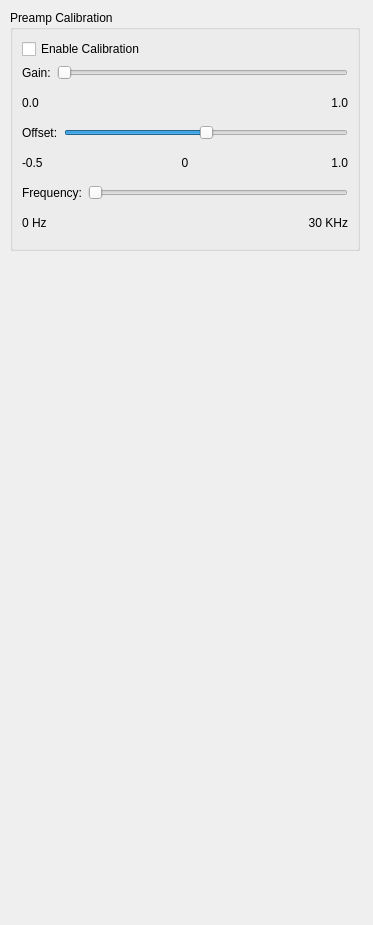
Old version of the form lux/panels/CalibrationPanel.ui in the repository broxtronix/Fiat-Lux.
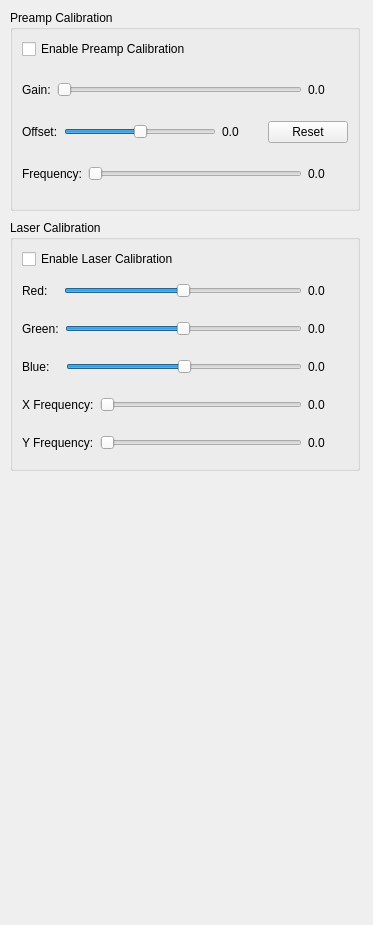
New version of the form.

Commit message: Added a second calibration mode that can be used for testing the brightness of each laser individually.

What changed in the file:
```diff
--- a/lux/panels/CalibrationPanel.ui
+++ b/lux/panels/CalibrationPanel.ui
@@ -37,7 +37,7 @@
      <x>10</x>
      <y>10</y>
      <width>350</width>
-     <height>241</height>
+     <height>201</height>
     </rect>
    </property>
    <property name="sizePolicy">
@@ -67,7 +67,7 @@
          </sizepolicy>
         </property>
         <property name="text">
-         <string>Enable Calibration</string>
+         <string>Enable Preamp Calibration</string>
         </property>
        </widget>
       </item>
@@ -89,27 +89,19 @@
         </property>
        </widget>
       </item>
-     </layout>
-    </item>
-    <item>
-     <layout class="QHBoxLayout" name="horizontalLayout_5">
       <item>
-       <widget class="QLabel" name="label_16">
+       <widget class="QLabel" name="preampCalibrationGainLabel">
+        <property name="minimumSize">
+         <size>
+          <width>40</width>
+          <height>0</height>
+         </size>
+        </property>
         <property name="text">
          <string>0.0</string>
         </property>
        </widget>
       </item>
-      <item>
-       <widget class="QLabel" name="label_17">
-        <property name="text">
-         <string>1.0</string>
-        </property>
-        <property name="alignment">
-         <set>Qt::AlignRight|Qt::AlignTrailing|Qt::AlignVCenter</set>
-        </property>
-       </widget>
-      </item>
      </layout>
     </item>
     <item>
@@ -134,34 +126,23 @@
         </property>
        </widget>
       </item>
-     </layout>
-    </item>
-    <item>
-     <layout class="QHBoxLayout" name="horizontalLayout">
       <item>
-       <widget class="QLabel" name="label_18">
-        <property name="text">
-         <string>-0.5</string>
+       <widget class="QLabel" name="preampCalibrationGainLabel_3">
+        <property name="minimumSize">
+         <size>
+          <width>40</width>
+          <height>0</height>
+         </size>
         </property>
-       </widget>
-      </item>
-      <item>
-       <widget class="QLabel" name="label_2">
         <property name="text">
-         <string>0</string>
+         <string>0.0</string>
         </property>
-        <property name="alignment">
-         <set>Qt::AlignCenter</set>
-        </property>
        </widget>
       </item>
       <item>
-       <widget class="QLabel" name="label">
+       <widget class="QPushButton" name="preampCalibrationOffsetReset">
         <property name="text">
-         <string>1.0</string>
-        </property>
-        <property name="alignment">
-         <set>Qt::AlignRight|Qt::AlignTrailing|Qt::AlignVCenter</set>
+         <string>Reset</string>
         </property>
        </widget>
       </item>
@@ -183,24 +164,236 @@
         </property>
        </widget>
       </item>
+      <item>
+       <widget class="QLabel" name="preampCalibrationFrequencyLabel">
+        <property name="minimumSize">
+         <size>
+          <width>40</width>
+          <height>0</height>
+         </size>
+        </property>
+        <property name="text">
+         <string>0.0</string>
+        </property>
+       </widget>
+      </item>
      </layout>
     </item>
+   </layout>
+  </widget>
+  <widget class="QGroupBox" name="blankingBox_2">
+   <property name="geometry">
+    <rect>
+     <x>10</x>
+     <y>220</y>
+     <width>350</width>
+     <height>251</height>
+    </rect>
+   </property>
+   <property name="sizePolicy">
+    <sizepolicy hsizetype="Preferred" vsizetype="Preferred">
+     <horstretch>0</horstretch>
+     <verstretch>0</verstretch>
+    </sizepolicy>
+   </property>
+   <property name="maximumSize">
+    <size>
+     <width>350</width>
+     <height>16777215</height>
+    </size>
+   </property>
+   <property name="title">
+    <string>Laser Calibration</string>
+   </property>
+   <layout class="QVBoxLayout" name="verticalLayout_7">
     <item>
-     <layout class="QHBoxLayout" name="horizontalLayout_2">
+     <layout class="QHBoxLayout" name="horizontalLayout_17">
       <item>
-       <widget class="QLabel" name="label_6">
+       <widget class="QCheckBox" name="laserCalibration">
+        <property name="sizePolicy">
+         <sizepolicy hsizetype="Preferred" vsizetype="Fixed">
+          <horstretch>0</horstretch>
+          <verstretch>0</verstretch>
+         </sizepolicy>
+        </property>
         <property name="text">
-         <string>0 Hz</string>
+         <string>Enable Laser Calibration</string>
         </property>
        </widget>
       </item>
+     </layout>
+    </item>
+    <item>
+     <layout class="QHBoxLayout" name="horizontalLayout_18">
       <item>
-       <widget class="QLabel" name="label_4">
+       <widget class="QLabel" name="label_7">
         <property name="text">
-         <string>30 KHz</string>
+         <string>Red:   </string>
         </property>
-        <property name="alignment">
-         <set>Qt::AlignRight|Qt::AlignTrailing|Qt::AlignVCenter</set>
+       </widget>
+      </item>
+      <item>
+       <widget class="QSlider" name="laserCalibrationRedIntensity">
+        <property name="minimum">
+         <number>-99</number>
+        </property>
+        <property name="orientation">
+         <enum>Qt::Horizontal</enum>
+        </property>
+       </widget>
+      </item>
+      <item>
+       <widget class="QLabel" name="laserCalibrationRedLabel">
+        <property name="minimumSize">
+         <size>
+          <width>40</width>
+          <height>0</height>
+         </size>
+        </property>
+        <property name="text">
+         <string>0.0</string>
+        </property>
+       </widget>
+      </item>
+     </layout>
+    </item>
+    <item>
+     <layout class="QHBoxLayout" name="horizontalLayout_20">
+      <item>
+       <widget class="QLabel" name="label_13">
+        <property name="text">
+         <string>Green:</string>
+        </property>
+       </widget>
+      </item>
+      <item>
+       <widget class="QSlider" name="laserCalibrationGreenIntensity">
+        <property name="minimum">
+         <number>-99</number>
+        </property>
+        <property name="orientation">
+         <enum>Qt::Horizontal</enum>
+        </property>
+       </widget>
+      </item>
+      <item>
+       <widget class="QLabel" name="laserCalibrationGreenLabel">
+        <property name="minimumSize">
+         <size>
+          <width>40</width>
+          <height>0</height>
+         </size>
+        </property>
+        <property name="text">
+         <string>0.0</string>
+        </property>
+       </widget>
+      </item>
+     </layout>
+    </item>
+    <item>
+     <layout class="QHBoxLayout" name="horizontalLayout_21">
+      <item>
+       <widget class="QLabel" name="label_14">
+        <property name="text">
+         <string>Blue:   </string>
+        </property>
+       </widget>
+      </item>
+      <item>
+       <widget class="QSlider" name="laserCalibrationBlueIntensity">
+        <property name="minimum">
+         <number>-99</number>
+        </property>
+        <property name="orientation">
+         <enum>Qt::Horizontal</enum>
+        </property>
+       </widget>
+      </item>
+      <item>
+       <widget class="QLabel" name="laserCalibrationBlueLabel">
+        <property name="minimumSize">
+         <size>
+          <width>40</width>
+          <height>0</height>
+         </size>
+        </property>
+        <property name="text">
+         <string>0.0</string>
+        </property>
+       </widget>
+      </item>
+     </layout>
+    </item>
+    <item>
+     <layout class="QHBoxLayout" name="horizontalLayout_23">
+      <item>
+       <widget class="QLabel" name="label_21">
+        <property name="text">
+         <string>X Frequency:</string>
+        </property>
+       </widget>
+      </item>
+      <item>
+       <widget class="QSlider" name="laserCalibrationXFreq">
+        <property name="minimum">
+         <number>1</number>
+        </property>
+        <property name="maximum">
+         <number>100</number>
+        </property>
+        <property name="orientation">
+         <enum>Qt::Horizontal</enum>
+        </property>
+       </widget>
+      </item>
+      <item>
+       <widget class="QLabel" name="laserCalibrationXFreqLabel">
+        <property name="minimumSize">
+         <size>
+          <width>40</width>
+          <height>0</height>
+         </size>
+        </property>
+        <property name="text">
+         <string>0.0</string>
+        </property>
+       </widget>
+      </item>
+     </layout>
+    </item>
+    <item>
+     <layout class="QHBoxLayout" name="horizontalLayout_19">
+      <item>
+       <widget class="QLabel" name="label_10">
+        <property name="text">
+         <string>Y Frequency:</string>
+        </property>
+       </widget>
+      </item>
+      <item>
+       <widget class="QSlider" name="laserCalibrationYFreq">
+        <property name="minimum">
+         <number>1</number>
+        </property>
+        <property name="maximum">
+         <number>100</number>
+        </property>
+        <property name="orientation">
+         <enum>Qt::Horizontal</enum>
+        </property>
+       </widget>
+      </item>
+      <item>
+       <widget class="QLabel" name="laserCalibrationYFreqLabel">
+        <property name="minimumSize">
+         <size>
+          <width>40</width>
+          <height>0</height>
+         </size>
+        </property>
+        <property name="text">
+         <string>0.0</string>
         </property>
        </widget>
       </item>
```
The commit also changes 5 other files.
